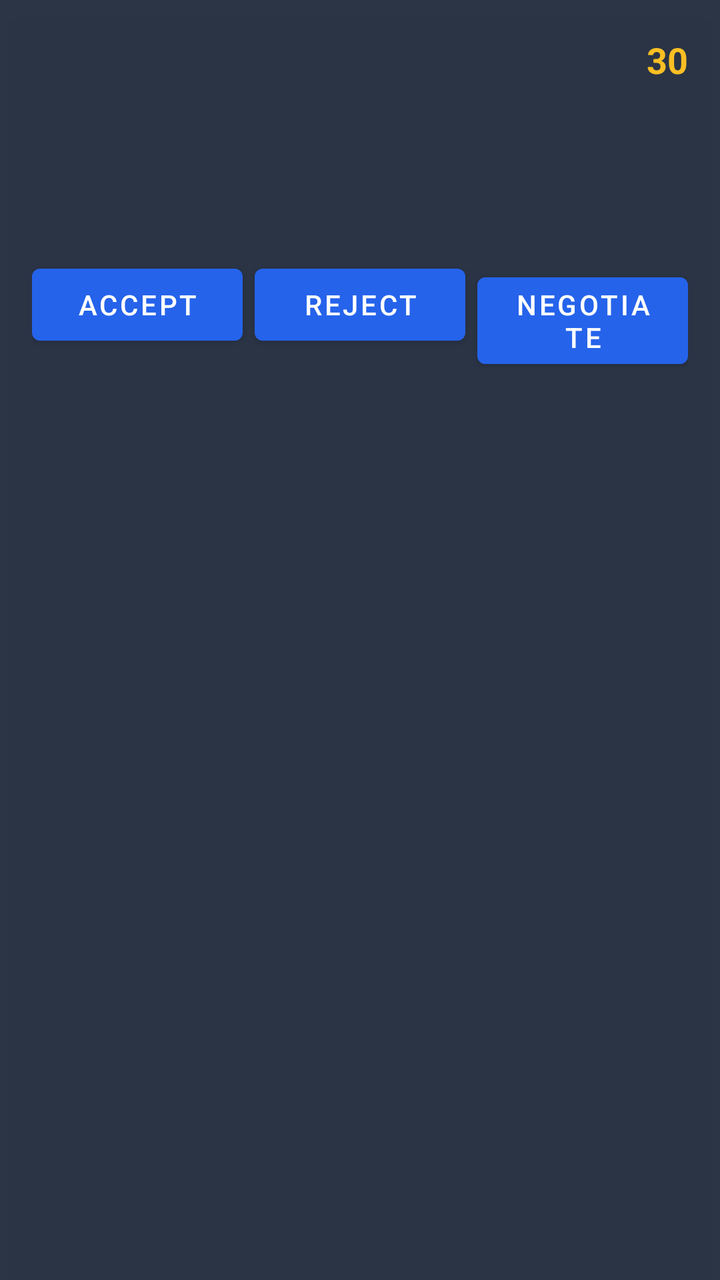
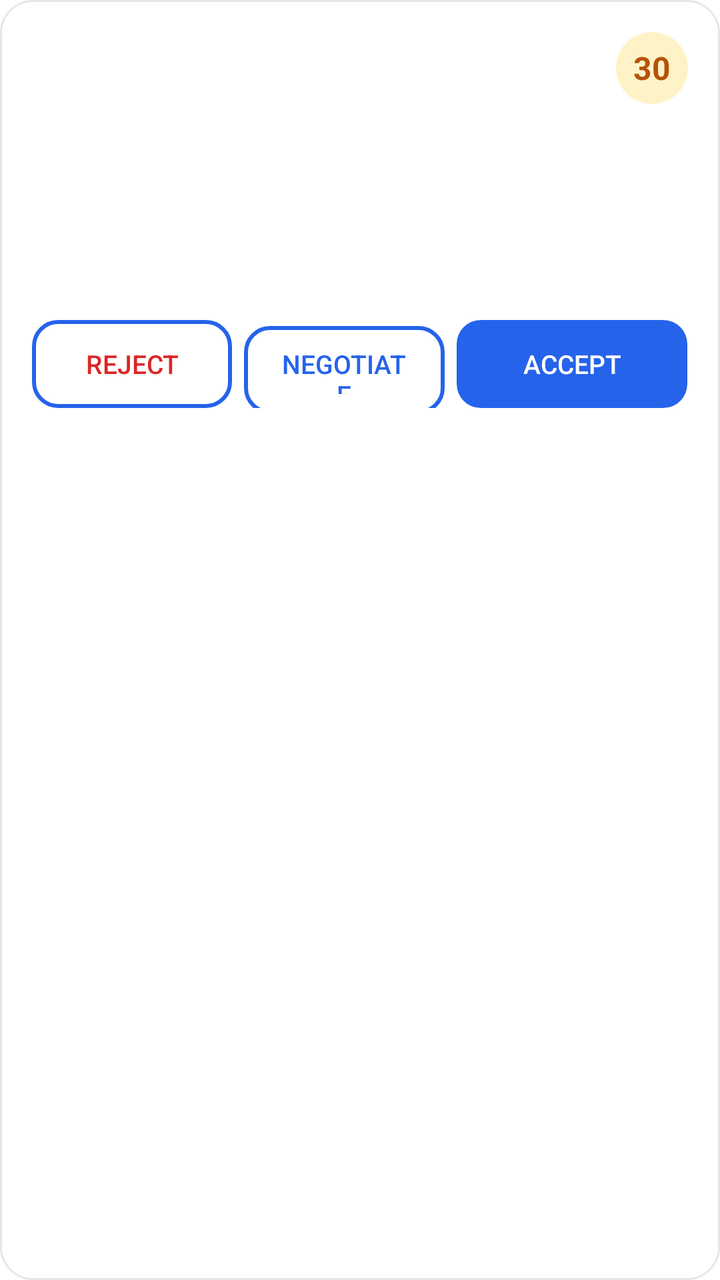

Compare the two renders of this Android layout. The source of the first and the diff that turns it into the second are given below.
<!-- AndroidManifest.xml: application theme Theme.WebToApp -->
<!-- res/layout/overlay_incoming_request.xml -->
<?xml version="1.0" encoding="utf-8"?>
<LinearLayout xmlns:android="http://schemas.android.com/apk/res/android"
    android:layout_width="match_parent"
    android:layout_height="wrap_content"
    android:orientation="vertical"
    android:background="#EE1E293B"
    android:padding="16dp"
    android:layout_margin="8dp"
    android:layoutDirection="locale"
    android:textAlignment="viewStart"
    android:elevation="12dp">

    
    <LinearLayout
        android:layout_width="match_parent"
        android:layout_height="wrap_content"
        android:orientation="horizontal"
        android:gravity="center_vertical">
        <ImageView
            android:id="@+id/iv_logo"
            android:layout_width="28dp"
            android:layout_height="28dp"
            android:layout_marginEnd="8dp"
            android:contentDescription="logo" />
        <View
            android:layout_width="0dp"
            android:layout_height="1dp"
            android:layout_weight="1" />
        <TextView
            android:id="@+id/tv_countdown"
            android:layout_width="wrap_content"
            android:layout_height="wrap_content"
            android:textColor="#FBBF24"
            android:textSize="18sp"
            android:textStyle="bold"
            android:text="30" />
    </LinearLayout>

    
    <LinearLayout
        android:layout_width="match_parent"
        android:layout_height="wrap_content"
        android:orientation="horizontal"
        android:paddingTop="4dp">
        <TextView
            android:id="@+id/tv_customer"
            android:layout_width="0dp" android:layout_height="wrap_content" android:layout_weight="1"
            android:textColor="#E2E8F0" android:textSize="14sp" android:textStyle="bold" />
        <TextView
            android:id="@+id/tv_service_type"
            android:layout_width="0dp" android:layout_height="wrap_content" android:layout_weight="1"
            android:gravity="end"
            android:textColor="#F1F5F9" android:textSize="15sp" android:textStyle="bold" />
    </LinearLayout>

    
    <LinearLayout
        android:layout_width="match_parent"
        android:layout_height="wrap_content"
        android:orientation="horizontal"
        android:paddingTop="4dp">
        <TextView
            android:id="@+id/tv_area"
            android:layout_width="0dp" android:layout_height="wrap_content" android:layout_weight="1"
            android:textColor="#94A3B8" android:textSize="13sp" />
        <TextView
            android:id="@+id/tv_price"
            android:layout_width="0dp" android:layout_height="wrap_content" android:layout_weight="1"
            android:gravity="end"
            android:textColor="#4ADE80" android:textSize="15sp" android:textStyle="bold" />
    </LinearLayout>

    
    <TextView
        android:id="@+id/tv_description"
        android:layout_width="match_parent" android:layout_height="wrap_content"
        android:paddingTop="6dp"
        android:textColor="#CBD5E1" android:textSize="13sp" />

    
    <LinearLayout
        android:layout_width="match_parent"
        android:layout_height="wrap_content"
        android:orientation="horizontal"
        android:paddingTop="12dp">
        <Button android:id="@+id/btn_accept"
            android:layout_width="0dp" android:layout_height="wrap_content" android:layout_weight="1"
            android:layout_marginEnd="6dp" android:text="Accept" />
        <Button android:id="@+id/btn_reject"
            android:layout_width="0dp" android:layout_height="wrap_content" android:layout_weight="1"
            android:layout_marginEnd="6dp" android:text="Reject" />
        <Button android:id="@+id/btn_negotiate"
            android:layout_width="0dp" android:layout_height="wrap_content" android:layout_weight="1"
            android:text="Negotiate" />
    </LinearLayout>
</LinearLayout>
<!-- resources referenced by this layout -->
<resources>
  <style name="Theme.WebToApp" parent="Theme.MaterialComponents.Light.NoActionBar">
          <item name="colorPrimary">@color/primaryColor</item>
          <item name="colorPrimaryDark">@color/primaryColorDark</item>
          <item name="android:statusBarColor">@color/statusBarColor</item>
          <item name="android:navigationBarColor">@color/primaryColorDark</item>
          <item name="android:windowBackground">@android:color/white</item>
      </style>
  <color name="primaryColor">#2563EB</color>
  <color name="primaryColorDark">#1E40AF</color>
  <color name="statusBarColor">#1E3A5F</color>
</resources>

<!-- the commit's change to res/layout/overlay_incoming_request.xml (unified diff, before → after) -->
@@ -3,7 +3,7 @@
     android:layout_width="match_parent"
     android:layout_height="wrap_content"
     android:orientation="vertical"
-    android:background="#EE1E293B"
+    android:background="@drawable/bg_incoming_card"
     android:padding="16dp"
     android:layout_margin="8dp"
     android:layoutDirection="locale"
@@ -28,10 +28,12 @@
             android:layout_weight="1" />
         <TextView
             android:id="@+id/tv_countdown"
-            android:layout_width="wrap_content"
-            android:layout_height="wrap_content"
-            android:textColor="#FBBF24"
-            android:textSize="18sp"
+            android:layout_width="36dp"
+            android:layout_height="36dp"
+            android:gravity="center"
+            android:background="@drawable/bg_incoming_countdown"
+            android:textColor="@color/incoming_countdown_text"
+            android:textSize="16sp"
             android:textStyle="bold"
             android:text="30" />
     </LinearLayout>
@@ -41,16 +43,16 @@
         android:layout_width="match_parent"
         android:layout_height="wrap_content"
         android:orientation="horizontal"
-        android:paddingTop="4dp">
+        android:paddingTop="6dp">
         <TextView
             android:id="@+id/tv_customer"
             android:layout_width="0dp" android:layout_height="wrap_content" android:layout_weight="1"
-            android:textColor="#E2E8F0" android:textSize="14sp" android:textStyle="bold" />
+            android:textColor="@color/incoming_text_secondary" android:textSize="14sp" android:textStyle="bold" />
         <TextView
             android:id="@+id/tv_service_type"
             android:layout_width="0dp" android:layout_height="wrap_content" android:layout_weight="1"
             android:gravity="end"
-            android:textColor="#F1F5F9" android:textSize="15sp" android:textStyle="bold" />
+            android:textColor="@color/incoming_text" android:textSize="15sp" android:textStyle="bold" />
     </LinearLayout>
 
     
@@ -62,12 +64,12 @@
         <TextView
             android:id="@+id/tv_area"
             android:layout_width="0dp" android:layout_height="wrap_content" android:layout_weight="1"
-            android:textColor="#94A3B8" android:textSize="13sp" />
+            android:textColor="@color/incoming_text_muted" android:textSize="13sp" />
         <TextView
             android:id="@+id/tv_price"
             android:layout_width="0dp" android:layout_height="wrap_content" android:layout_weight="1"
             android:gravity="end"
-            android:textColor="#4ADE80" android:textSize="15sp" android:textStyle="bold" />
+            android:textColor="@color/incoming_price" android:textSize="15sp" android:textStyle="bold" />
     </LinearLayout>
 
     
@@ -75,7 +77,14 @@
         android:id="@+id/tv_description"
         android:layout_width="match_parent" android:layout_height="wrap_content"
         android:paddingTop="6dp"
-        android:textColor="#CBD5E1" android:textSize="13sp" />
+        android:textColor="@color/incoming_text_secondary" android:textSize="13sp" />
+
+    
+    <TextView
+        android:id="@+id/tv_status"
+        android:layout_width="match_parent" android:layout_height="wrap_content"
+        android:paddingTop="4dp"
+        android:textColor="@color/incoming_status" android:textSize="13sp" android:textStyle="bold" />
 
     
     <LinearLayout
@@ -83,14 +92,28 @@
         android:layout_height="wrap_content"
         android:orientation="horizontal"
         android:paddingTop="12dp">
+        <Button android:id="@+id/btn_reject"
+            style="?android:attr/borderlessButtonStyle"
+            android:layout_width="0dp" android:layout_height="44dp" android:layout_weight="1"
+            android:layout_marginEnd="6dp"
+            android:background="@drawable/bg_btn_outline_red"
+            android:textColor="@color/incoming_reject"
+            android:textSize="13sp"
+            android:text="Reject" />
+        <Button android:id="@+id/btn_negotiate"
+            style="?android:attr/borderlessButtonStyle"
+            android:layout_width="0dp" android:layout_height="44dp" android:layout_weight="1"
+            android:layout_marginEnd="6dp"
+            android:background="@drawable/bg_btn_outline_blue"
+            android:textColor="@color/incoming_negotiate"
+            android:textSize="13sp"
+            android:text="Negotiate" />
         <Button android:id="@+id/btn_accept"
-            android:layout_width="0dp" android:layout_height="wrap_content" android:layout_weight="1"
-            android:layout_marginEnd="6dp" android:text="Accept" />
-        <Button android:id="@+id/btn_reject"
-            android:layout_width="0dp" android:layout_height="wrap_content" android:layout_weight="1"
-            android:layout_marginEnd="6dp" android:text="Reject" />
-        <Button android:id="@+id/btn_negotiate"
-            android:layout_width="0dp" android:layout_height="wrap_content" android:layout_weight="1"
-            android:text="Negotiate" />
+            style="?android:attr/borderlessButtonStyle"
+            android:layout_width="0dp" android:layout_height="44dp" android:layout_weight="1.15"
+            android:background="@drawable/bg_btn_accept"
+            android:textColor="#FFFFFF"
+            android:textSize="13sp"
+            android:text="Accept" />
     </LinearLayout>
 </LinearLayout>
<!-- resource entries referenced after the edit -->
@@ -1,5 +1,46 @@
 <!-- resources referenced by this layout -->
 <resources>
+  <color name="incoming_countdown_text">#B45309</color>
+  <color name="incoming_negotiate">#2563EB</color>
+  <color name="incoming_price">#15803D</color>
+  <color name="incoming_reject">#DC2626</color>
+  <color name="incoming_status">#B91C1C</color>
+  <color name="incoming_text">#0F172A</color>
+  <color name="incoming_text_muted">#64748B</color>
+  <color name="incoming_text_secondary">#475569</color>
+  <!-- drawable bg_btn_accept (drawable) -->
+  <?xml version="1.0" encoding="utf-8"?>
+  <shape xmlns:android="http://schemas.android.com/apk/res/android" android:shape="rectangle">
+      <solid android:color="@color/incoming_accept" />
+      <corners android:radius="12dp" />
+  </shape>
+  <!-- drawable bg_btn_outline_blue (drawable) -->
+  <?xml version="1.0" encoding="utf-8"?>
+  <shape xmlns:android="http://schemas.android.com/apk/res/android" android:shape="rectangle">
+      <solid android:color="#00000000" />
+      <stroke android:width="2dp" android:color="@color/incoming_negotiate" />
+      <corners android:radius="12dp" />
+  </shape>
+  <!-- drawable bg_btn_outline_red (drawable) -->
+  <?xml version="1.0" encoding="utf-8"?>
+  <shape xmlns:android="http://schemas.android.com/apk/res/android" android:shape="rectangle">
+      <solid android:color="#00000000" />
+      <stroke android:width="2dp" android:color="@color/incoming_reject" />
+      <corners android:radius="12dp" />
+  </shape>
+  <!-- drawable bg_incoming_card (drawable) -->
+  <?xml version="1.0" encoding="utf-8"?>
+  <shape xmlns:android="http://schemas.android.com/apk/res/android" android:shape="rectangle">
+      <solid android:color="@color/incoming_card" />
+      <corners android:radius="16dp" />
+      <stroke android:width="1dp" android:color="#33808080" />
+  </shape>
+  <!-- drawable bg_incoming_countdown (drawable) -->
+  <?xml version="1.0" encoding="utf-8"?>
+  <shape xmlns:android="http://schemas.android.com/apk/res/android" android:shape="rectangle">
+      <solid android:color="@color/incoming_countdown_bg" />
+      <corners android:radius="24dp" />
+  </shape>
   <style name="Theme.WebToApp" parent="Theme.MaterialComponents.Light.NoActionBar">
           <item name="colorPrimary">@color/primaryColor</item>
           <item name="colorPrimaryDark">@color/primaryColorDark</item>
@@ -7,6 +48,9 @@
           <item name="android:navigationBarColor">@color/primaryColorDark</item>
           <item name="android:windowBackground">@android:color/white</item>
       </style>
+  <color name="incoming_accept">#16A34A</color>
+  <color name="incoming_card">#FFFFFF</color>
+  <color name="incoming_countdown_bg">#FEF3C7</color>
   <color name="primaryColor">#2563EB</color>
   <color name="primaryColorDark">#1E40AF</color>
   <color name="statusBarColor">#1E3A5F</color>
